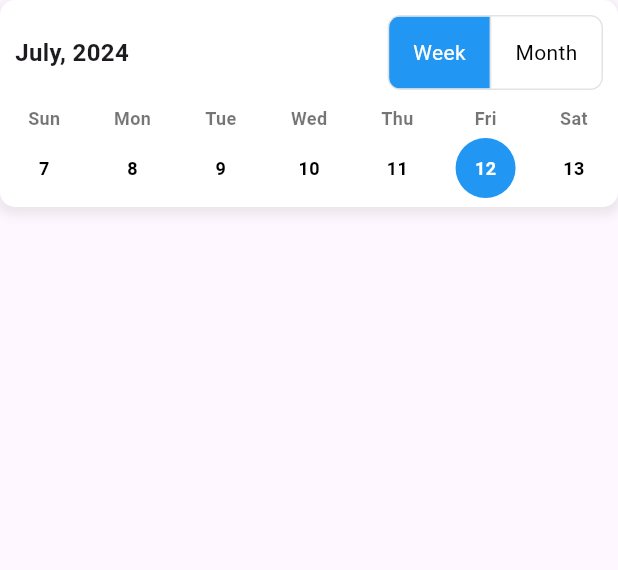
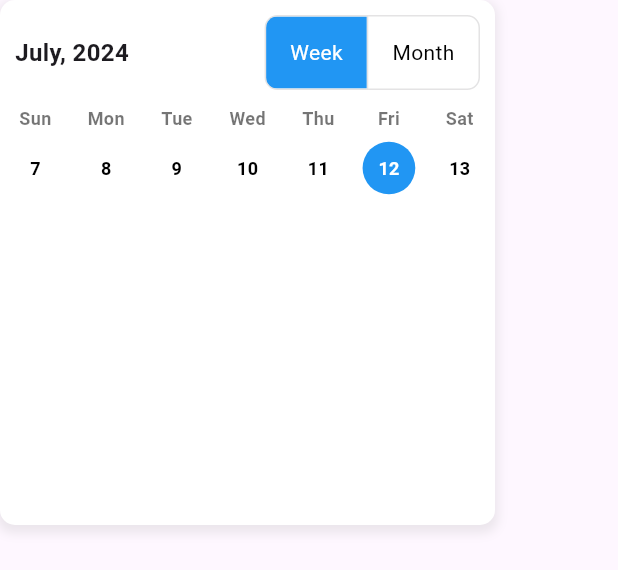
Before and after one commit to aswin531/admintest, a Flutter app: the CustomCalendar widget shown alone on an empty page, opened directly, after a tap on "Week", on a phone screen of 412 x 824 dp. Shown: the top 570 px of the screen. Run offline on Flutter 3.47's test engine with Material 3 defaults, Android fonts, the light colour scheme and no system bars; drawn by our look-alikes of table_calendar; our stand-ins replace cloud_firestore, file_picker, firebase_auth, firebase_core, firebase_storage, flutter_screenutil and 3 more; accounts and stored records are empty.

Commit message:
Calendar and others

```diff
--- /dev/null
+++ b/lib/controllers/providers/car/calender/calender_provider.dart
@@ -0,0 +1,27 @@
+import 'package:flutter/material.dart';
+import 'package:table_calendar/table_calendar.dart';
+
+class CalendarProvider extends ChangeNotifier {
+  DateTime _focusedDay = DateTime.now();
+   DateTime _selectedDay = DateTime.now();
+  CalendarFormat _calendarFormat = CalendarFormat.month;
+
+  DateTime get focusedDay => _focusedDay;
+  DateTime get selectedDay => _selectedDay;
+  CalendarFormat get calendarFormat => _calendarFormat;
+
+  void setFocusedDay(DateTime day) {
+    _focusedDay = day;
+    notifyListeners();
+  }
+
+  void setSelectedDay(DateTime? day) {
+    _selectedDay = day!;
+    notifyListeners();
+  }
+
+  void setCalendarFormat(CalendarFormat calendarFormat) {
+    _calendarFormat = calendarFormat;
+    notifyListeners();
+  }
+}
--- a/lib/controllers/providers/firebase/auth/auth_provider.dart
+++ b/lib/controllers/providers/firebase/auth/auth_provider.dart
@@ -25,9 +25,9 @@ class AuthProviders extends ChangeNotifier {
 
       await saveUserLoggedIn(true);
 
-      if (!credential.user!.emailVerified) {
-        await credential.user!.sendEmailVerification();
-      }
+      // if (!credential.user!.emailVerified) {
+      //   await credential.user!.sendEmailVerification();
+      // }
 
       ScaffoldMessenger.of(context).showSnackBar(const SnackBar(
         elevation: 5,
--- a/lib/main.dart
+++ b/lib/main.dart
@@ -1,3 +1,4 @@
+import 'package:admin_rent/controllers/providers/car/calender/calender_provider.dart';
 import 'package:admin_rent/controllers/providers/car/car_provider.dart';
 import 'package:admin_rent/controllers/providers/car/checkbox_provider.dart';
 import 'package:admin_rent/controllers/providers/car/storage_provider.dart';
@@ -18,7 +19,6 @@ void main() async {
   );
   runApp(const MyApp());
 }
-
 
 class MyApp extends StatelessWidget {
   const MyApp({super.key});
@@ -41,6 +41,9 @@ class MyApp extends StatelessWidget {
         ),
         ChangeNotifierProvider(
           create: (context) => CheckBoxProvider(),
+        ),
+        ChangeNotifierProvider(
+          create: (context) => CalendarProvider(),
         ),
       ],
       child: ScreenUtilInit(
--- a/lib/view/calendar/calender.dart
+++ b/lib/view/calendar/calender.dart
@@ -1,20 +1,20 @@
+import 'package:admin_rent/controllers/providers/car/calender/calender_provider.dart';
 import 'package:flutter/material.dart';
 import 'package:table_calendar/table_calendar.dart';
+import 'package:provider/provider.dart';
 
 class CustomCalendar extends StatelessWidget {
   const CustomCalendar({super.key});
 
   @override
   Widget build(BuildContext context) {
-    DateTime focusedDay = DateTime.now();
-    DateTime? selectedDay;
-    CalendarFormat calendarFormat = CalendarFormat.month;
-
-    return StatefulBuilder(
-      builder: (context, setState) {
+    return Consumer<CalendarProvider>(
+      builder: (context, calendarProvider, child) {
         return Column(
           children: [
             Container(
+              width: 330,
+              height: 350,
               decoration: BoxDecoration(
                 color: Colors.white,
                 borderRadius: BorderRadius.circular(10),
@@ -35,7 +35,7 @@ class CustomCalendar extends StatelessWidget {
                       mainAxisAlignment: MainAxisAlignment.spaceBetween,
                       children: [
                         Text(
-                          '${focusedDay.monthName}, ${focusedDay.year}',
+                          '${calendarProvider.focusedDay.monthName}, ${calendarProvider.focusedDay.year}',
                           style: const TextStyle(
                             fontSize: 16,
                             fontWeight: FontWeight.bold,
@@ -43,15 +43,13 @@ class CustomCalendar extends StatelessWidget {
                         ),
                         ToggleButtons(
                           isSelected: [
-                            calendarFormat == CalendarFormat.week,
-                            calendarFormat == CalendarFormat.month,
+                            calendarProvider.calendarFormat == CalendarFormat.week,
+                            calendarProvider.calendarFormat == CalendarFormat.month,
                           ],
                           onPressed: (index) {
-                            setState(() {
-                              calendarFormat = index == 0
-                                  ? CalendarFormat.week
-                                  : CalendarFormat.month;
-                            });
+                            calendarProvider.setCalendarFormat(index == 0
+                                ? CalendarFormat.week
+                                : CalendarFormat.month);
                           },
                           color: Colors.black,
                           selectedColor: Colors.white,
@@ -74,16 +72,14 @@ class CustomCalendar extends StatelessWidget {
                   TableCalendar(
                     firstDay: DateTime.utc(2010, 10, 16),
                     lastDay: DateTime.utc(2030, 3, 14),
-                    focusedDay: focusedDay,
-                    calendarFormat: calendarFormat,
+                    focusedDay: calendarProvider.focusedDay,
+                    calendarFormat: calendarProvider.calendarFormat,
                     selectedDayPredicate: (day) {
-                      return isSameDay(selectedDay, day);
+                      return isSameDay(calendarProvider.selectedDay, day);
                     },
-                    onDaySelected: (selectDay, focusDay) {
-                      setState(() {
-                        selectedDay = selectDay;
-                        focusedDay = focusDay;
-                      });
+                    onDaySelected: (selectedDay, focusedDay) {
+                      calendarProvider.setSelectedDay(selectedDay);
+                      calendarProvider.setFocusedDay(focusedDay);
                     },
                     headerVisible: false,
                     daysOfWeekStyle: const DaysOfWeekStyle(
@@ -99,6 +95,7 @@ class CustomCalendar extends StatelessWidget {
                       ),
                     ),
                     calendarStyle: const CalendarStyle(
+                      cellPadding: EdgeInsets.all(8.0),
                       defaultTextStyle: TextStyle(
                         fontSize: 12,
                         fontWeight: FontWeight.bold,
--- a/lib/view/dashboard/dashboard.dart
+++ b/lib/view/dashboard/dashboard.dart
@@ -32,6 +32,7 @@ class DashBoardPage extends StatelessWidget {
                 color: ExternalAppColors.secondaryBg,
                 padding: const EdgeInsets.symmetric(
                     vertical: 20.0, horizontal: 30.0),
+                child: SingleChildScrollView(
                   child: Column(
                     children: [
                       const AppBarItems(),
@@ -40,11 +41,12 @@ class DashBoardPage extends StatelessWidget {
                           SizedBox(
                             height: SizeConfig.blockSizeVertical! * 5,
                           ),
-                        const CustomCalendar(),
+                           CustomCalendar(),
                           const CustomTiles()
                         ],
                       )
                     ],
+                  ),
                 ),
               )),
         ],
--- a/pubspec.yaml
+++ b/pubspec.yaml
@@ -76,8 +76,8 @@ flutter:
 
   # To add assets to your application, add an assets section, like this:
   assets:
+    - assets/icons/
     - assets/images/
-    - assets/icons/
 
   # An image asset can refer to one or more resolution-specific "variants", see
   # https://flutter.dev/assets-and-images/#resolution-aware
```
Also changed, not shown: lib/view/dashboard/widgets/custom_tiles.dart (+14 -11 lines), 1 other file. Lines whose indentation alone changed are shown as unchanged.
